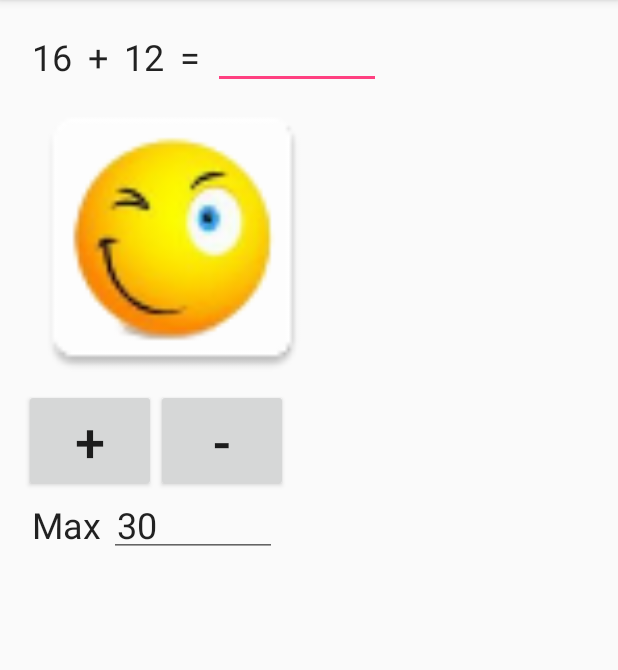
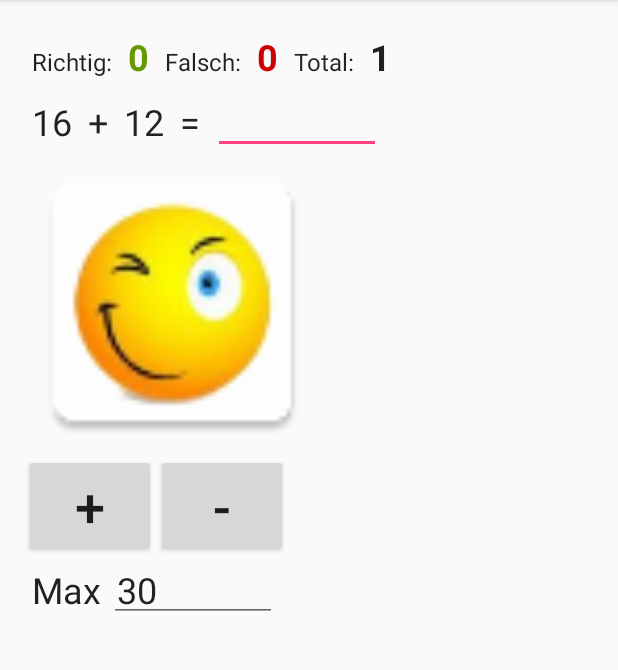
Before and after one commit to vogtp/calctrainer, an Android app: the screen it shows after launch (CalcActivity), on a phone screen of 412 x 824 dp, the part 84-754 px from its top. Run offline under Robolectric (Android 15) with nearby library versions, the phone set to English and light mode, and no system bars.

Commit message:
added counts

```diff
--- a/app/src/main/java/ch/almana/calctrainer/CalcActivity.java
+++ b/app/src/main/java/ch/almana/calctrainer/CalcActivity.java
@@ -27,6 +27,12 @@ public class CalcActivity extends AppCompatActivity {
     private EditText etMax;
     private EditText etMin;
     private SharedPreferences preferences;
+    private int right = 0;
+    private int wrong = 0;
+    private int total = 0;
+    private TextView tvRight;
+    private TextView tvWrong;
+    private TextView tvTotal;
 
     @Override
     protected void onCreate(Bundle savedInstanceState) {
@@ -36,6 +42,9 @@ public class CalcActivity extends AppCompatActivity {
         tvZahl2 = (TextView)findViewById(R.id.tvZahl2);
         tvOperator = (TextView)findViewById(R.id.tvOperator);
         tvResult = (TextView)findViewById(R.id.tvResult);
+        tvRight = (TextView)findViewById(R.id.tvRight);
+        tvWrong = (TextView)findViewById(R.id.tvWrong);
+        tvTotal = (TextView)findViewById(R.id.tvTotal);
         ivSmilie = (ImageView) findViewById(R.id.ivSmilie);
         etResultat = (EditText)findViewById(R.id.etResultat);
         etMax = (EditText)findViewById(R.id.etMax);
@@ -62,12 +71,15 @@ public class CalcActivity extends AppCompatActivity {
 //                    tvResult.setCompoundDrawablesWithIntrinsicBounds(R.mipmap.icon_correct,0,0,0);
                         ivSmilie.setImageResource(R.mipmap.icon_correct);
                         ok = true;
+                        right++;
                     }else{
                         tvResult.setText(etResultat.getText().toString()+"ist falsch....");
 //                    tvResult.setCompoundDrawablesWithIntrinsicBounds(R.mipmap.icon_falsch,0,0,0);
                         ivSmilie.setImageResource(R.mipmap.icon_falsch);
+                        wrong++;
                     }
                 }
+                updateStats();
             }
         });
 
@@ -86,6 +98,12 @@ public class CalcActivity extends AppCompatActivity {
                 newCalculation();
             }
         });
+    }
+
+    private void updateStats() {
+        tvRight.setText(Integer.toString(right));
+        tvWrong.setText(Integer.toString(wrong));
+        tvTotal.setText(Integer.toString(total));
     }
 
     @Override
@@ -109,6 +127,8 @@ public class CalcActivity extends AppCompatActivity {
         tvZahl2.setText(calulcationBuilder.getNumber2());
         tvOperator.setText(calulcationBuilder.getOperator());
         etResultat.requestFocus();
+        total++;
+        updateStats();
     }
 
     private void updateMinMax() {
@@ -117,6 +137,8 @@ public class CalcActivity extends AppCompatActivity {
             max = Integer.parseInt(etMax.getText().toString());
             if (max > 0 ){
                 preferences.edit().putInt(PREF_KEY_MAX,max).apply();
+            }else{
+                etMax.setText(""+getMax());
             }
         }catch (Exception e){
         }
--- a/app/src/main/res/layout/activity_calc.xml
+++ b/app/src/main/res/layout/activity_calc.xml
@@ -22,6 +22,55 @@
             android:layout_width="match_parent"
             android:layout_height="wrap_content"
             android:orientation="vertical">
+
+            <LinearLayout
+                android:layout_width="match_parent"
+                android:layout_height="wrap_content">
+                <TextView
+                    android:id="@+id/labelRight"
+                    style="@style/bigText"
+                    android:layout_width="wrap_content"
+                    android:layout_height="wrap_content"
+                    android:text="Richtig:"
+                    android:textSize="16sp" />
+                <TextView
+                    android:id="@+id/tvRight"
+                    style="@style/bigText"
+                    android:layout_width="wrap_content"
+                    android:layout_height="wrap_content"
+                    android:text="0"
+                    android:textColor="@android:color/holo_green_dark"
+                    android:textStyle="normal|bold" />
+                <TextView
+                    android:id="@+id/labelWrong"
+                    style="@style/bigText"
+                    android:layout_width="wrap_content"
+                    android:layout_height="wrap_content"
+                    android:text="Falsch:"
+                    android:textSize="16sp" />
+                <TextView
+                    android:id="@+id/tvWrong"
+                    style="@style/bigText"
+                    android:layout_width="wrap_content"
+                    android:layout_height="wrap_content"
+                    android:text="0"
+                    android:textColor="@android:color/holo_red_dark"
+                    android:textStyle="normal|bold" />
+                <TextView
+                    android:id="@+id/labelTotal"
+                    style="@style/bigText"
+                    android:layout_width="wrap_content"
+                    android:layout_height="wrap_content"
+                    android:text="Total:"
+                    android:textSize="16sp" />
+                <TextView
+                    android:id="@+id/tvTotal"
+                    style="@style/bigText"
+                    android:layout_width="wrap_content"
+                    android:layout_height="wrap_content"
+                    android:text="0"
+                    android:textStyle="normal|bold" />
+            </LinearLayout>
 
             <LinearLayout
                 android:layout_width="match_parent"
```
